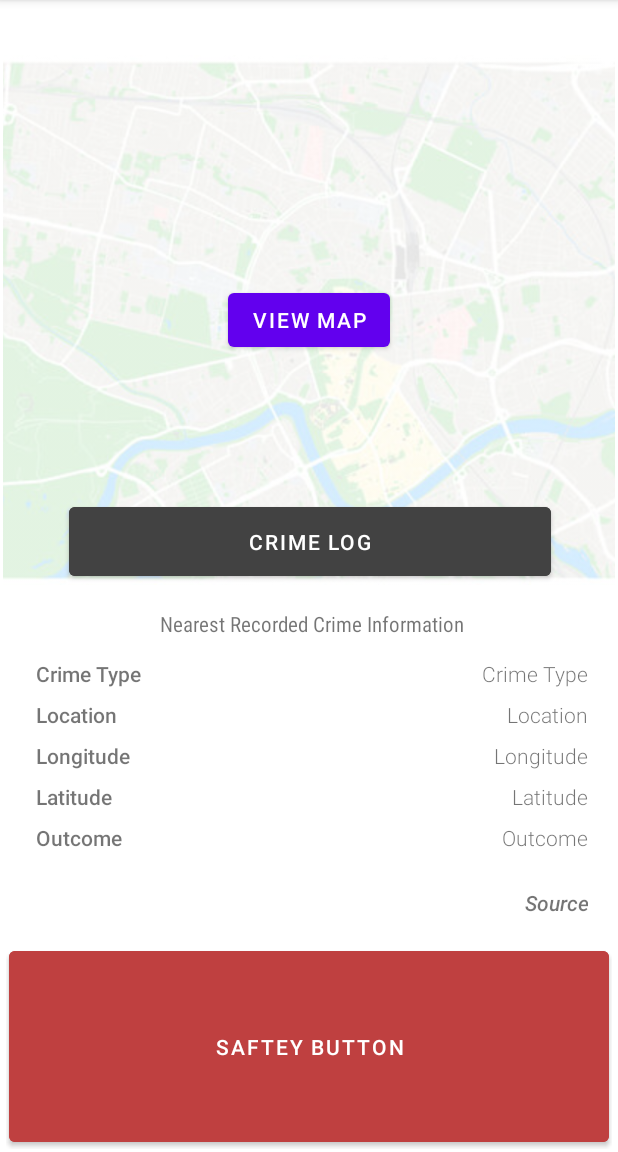
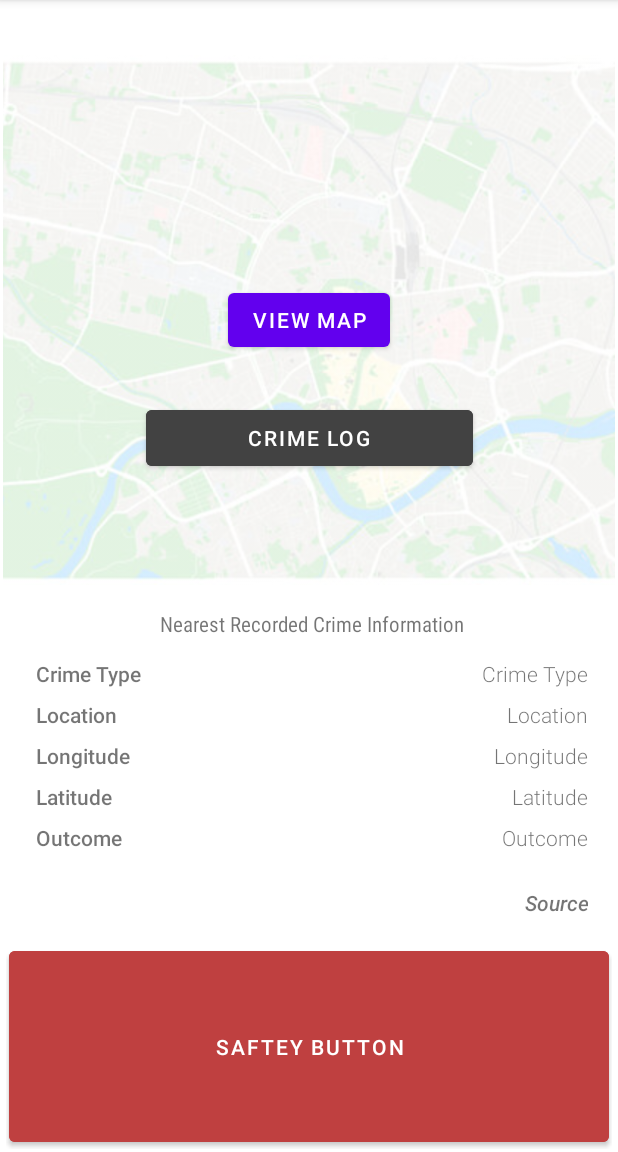
Before and after one commit to Pritesh2k/FinalYearProject, an Android app: the screen it shows after launch (MainActivity), after a tap on "WARNING: THE SYSTEM HAS DETECTED A POTEN", on a phone screen of 412 x 824 dp, the part 84-1236 px from its top. Run offline under Robolectric (Android 15) with nearby library versions, the phone set to English and light mode, and no system bars; our stand-ins replace Firebase (no records; nobody signed in at launch, a user with empty details on screens opened directly).

```diff
--- a/app/src/main/java/com/example/finalyearproject/MainActivity.java
+++ b/app/src/main/java/com/example/finalyearproject/MainActivity.java
@@ -15,6 +15,7 @@ import android.widget.Toast;
 
 import com.google.firebase.firestore.FirebaseFirestore;
 
+import java.io.IOException;
 import java.util.ArrayList;
 import java.util.Arrays;
 import java.util.Random;
@@ -28,7 +29,6 @@ public class MainActivity extends AppCompatActivity {
     //Referencing Button Components
     Button GO_TO_MAP_BTN;
     Button DO_TO_DEBUG;
-    Button POP_UP_BTN;
     Button SAFTEY_BTN;
     Button ALERT_MESSAGE;
 
@@ -43,6 +43,8 @@ public class MainActivity extends AppCompatActivity {
     //Variable
     public static boolean isAlertMessage_ACTIVE = true;
     static  String[] DataCollection;
+
+    static boolean intialiseMapButton = true;
 
     //Classes
     PoliceData policeData;
--- /dev/null
+++ b/app/src/main/java/com/example/finalyearproject/NewsData.java
@@ -0,0 +1,4 @@
+package com.example.finalyearproject;
+
+public class NewsData {
+}
--- a/app/src/main/res/layout/activity_main.xml
+++ b/app/src/main/res/layout/activity_main.xml
@@ -39,8 +39,8 @@
 
         <Button
             android:id="@+id/CrimeLog"
-            android:layout_width="321dp"
-            android:layout_height="58dp"
+            android:layout_width="218dp"
+            android:layout_height="49dp"
             android:autoText="true"
             android:backgroundTint="#424242"
             android:text="Crime Log"
@@ -48,10 +48,9 @@
             android:visibility="visible"
             app:layout_constraintBottom_toBottomOf="@+id/MapBackground"
             app:layout_constraintEnd_toEndOf="parent"
-            app:layout_constraintHorizontal_bias="0.505"
             app:layout_constraintStart_toStartOf="parent"
             app:layout_constraintTop_toTopOf="@+id/MapBackground"
-            app:layout_constraintVertical_bias="1.0" />
+            app:layout_constraintVertical_bias="0.759" />
 
         <Button
             android:id="@+id/MapButton"
@@ -74,7 +73,7 @@
             android:visibility="invisible"
             app:layout_constraintBottom_toBottomOf="@+id/MapBackground"
             app:layout_constraintEnd_toEndOf="parent"
-            app:layout_constraintHorizontal_bias="0.0"
+            app:layout_constraintHorizontal_bias="1.0"
             app:layout_constraintStart_toStartOf="parent"
             app:layout_constraintTop_toTopOf="@+id/MapBackground"
             app:layout_constraintVertical_bias="0.0"
```
